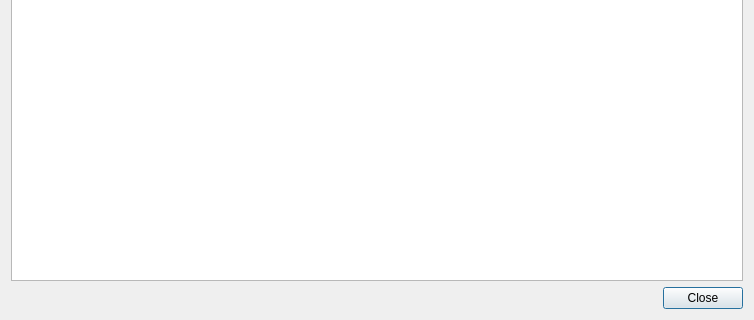
Qt form vkconfig/dlgvulkaninfo.ui (LunarG/VulkanTools) before a commit; both pictures show x 0 to 754 and y 333 to 653 of the 754 by 653 pixel window.
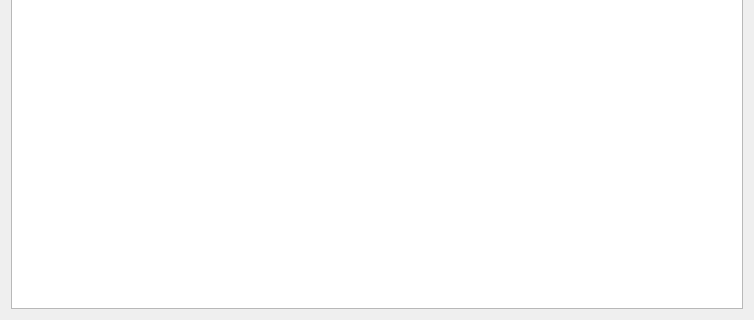
The same form after that commit.

Patch:
```diff
--- a/vkconfig/dlgvulkaninfo.ui
+++ b/vkconfig/dlgvulkaninfo.ui
@@ -23,16 +23,6 @@
      </column>
     </widget>
    </item>
-   <item>
-    <widget class="QDialogButtonBox" name="buttonBox">
-     <property name="orientation">
-      <enum>Qt::Horizontal</enum>
-     </property>
-     <property name="standardButtons">
-      <set>QDialogButtonBox::Close</set>
-     </property>
-    </widget>
-   </item>
   </layout>
  </widget>
  <resources/>
```
Left out of the diff: 35 changed lines with no effect on the pictures.
